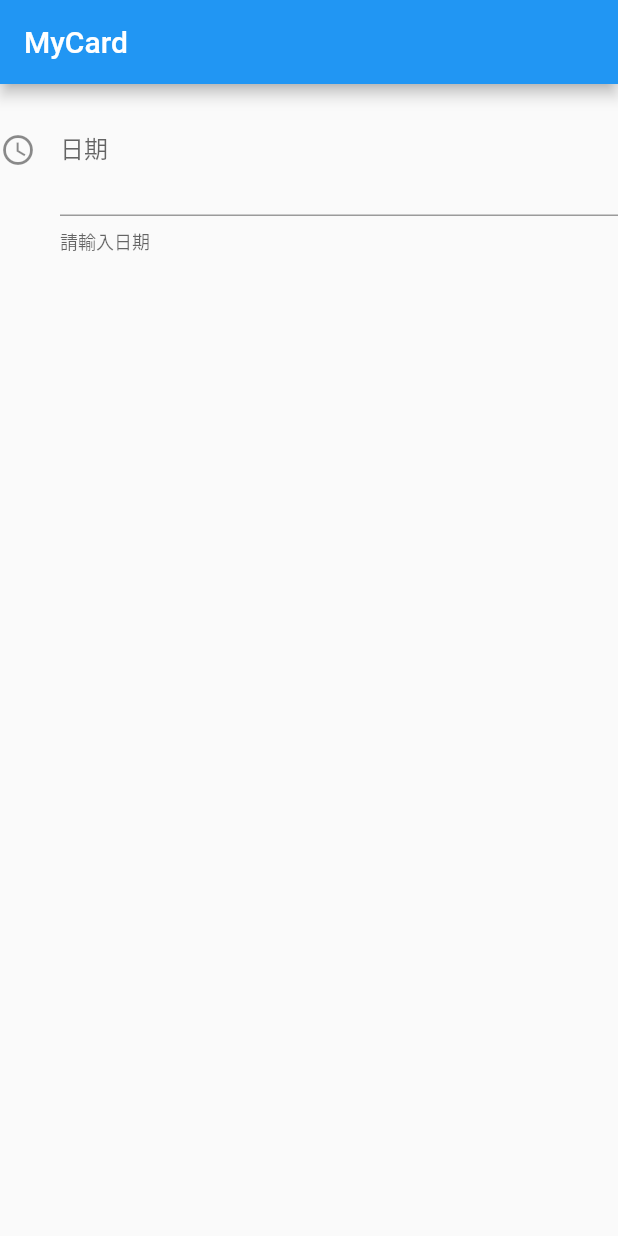
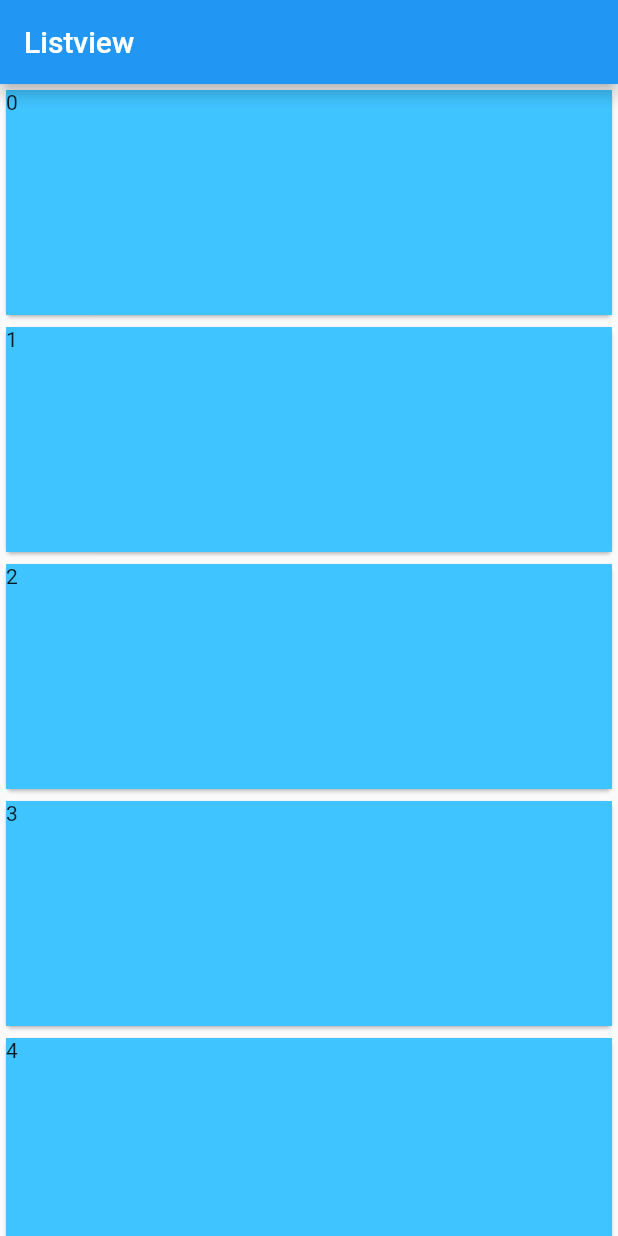
Before and after one commit to hoogle/flutter_app, a Flutter app: the screen it shows after launch, on a phone screen of 412 x 824 dp. Run offline on Flutter 3.47's test engine with Material 2 defaults, Android fonts, the phone set to English and light mode, and no system bars.

Commit message:
Add Textfield & Listview example

```diff
--- a/lib/main.dart
+++ b/lib/main.dart
@@ -3,9 +3,31 @@ import 'package:flutter/rendering.dart';
 import 'dart:math';
 
 void main() => runApp(MaterialApp(
-  home: new MyTextfield(),
+  home: new MyListview(),
 ));
 
+class MyListview extends StatelessWidget{
+  @override
+  Widget build(BuildContext context) {
+    return Scaffold(
+      appBar: AppBar (
+        title: Text('Listview'),
+      ),
+      body: ListView.builder(
+        //itemCount: 10,
+        itemBuilder: (context, idx){
+          print(idx);
+        return Card(
+          child: Container(
+            height:150,
+            color: Colors.lightBlueAccent,
+            child: Text('$idx'),
+          ),
+        );
+      })
+    );
+  }
+}
 class MyTextfield extends StatelessWidget{
   @override
   Widget build(BuildContext context) {
@@ -24,7 +46,7 @@ class MyTextfield extends StatelessWidget{
           labelText: '日期',
           focusedBorder: UnderlineInputBorder(
             borderSide: BorderSide(
-              color: Colors.lightBlue
+              color: Colors.cyan,
             ),
           ),
           helperText: '請輸入日期',
```
